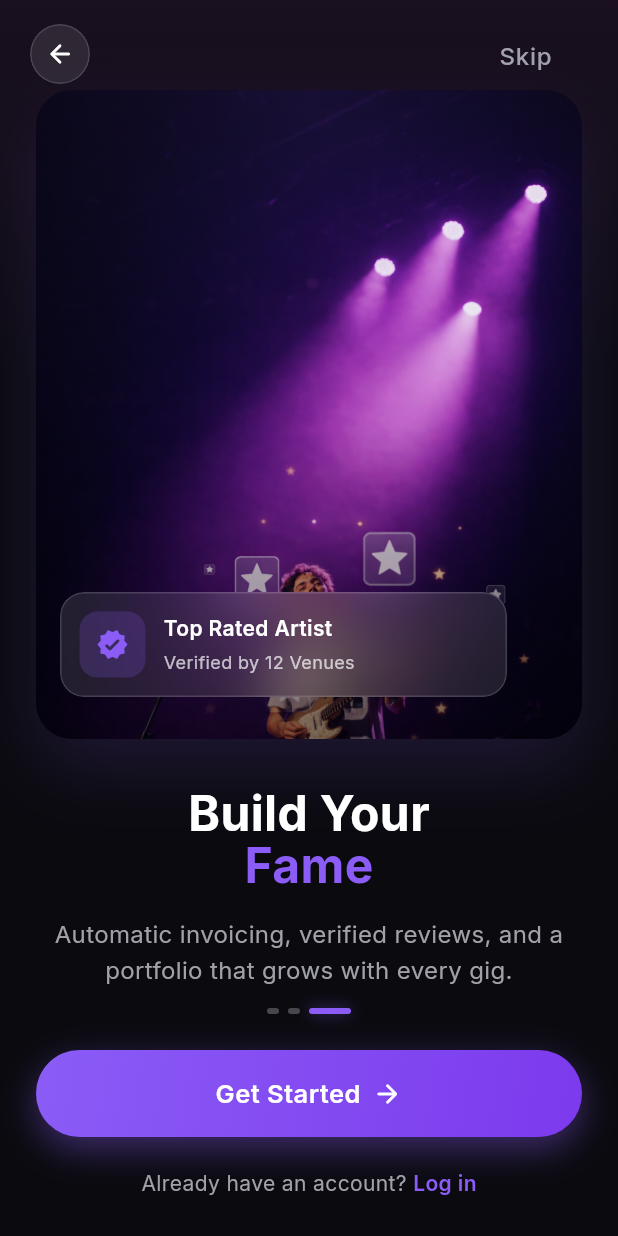
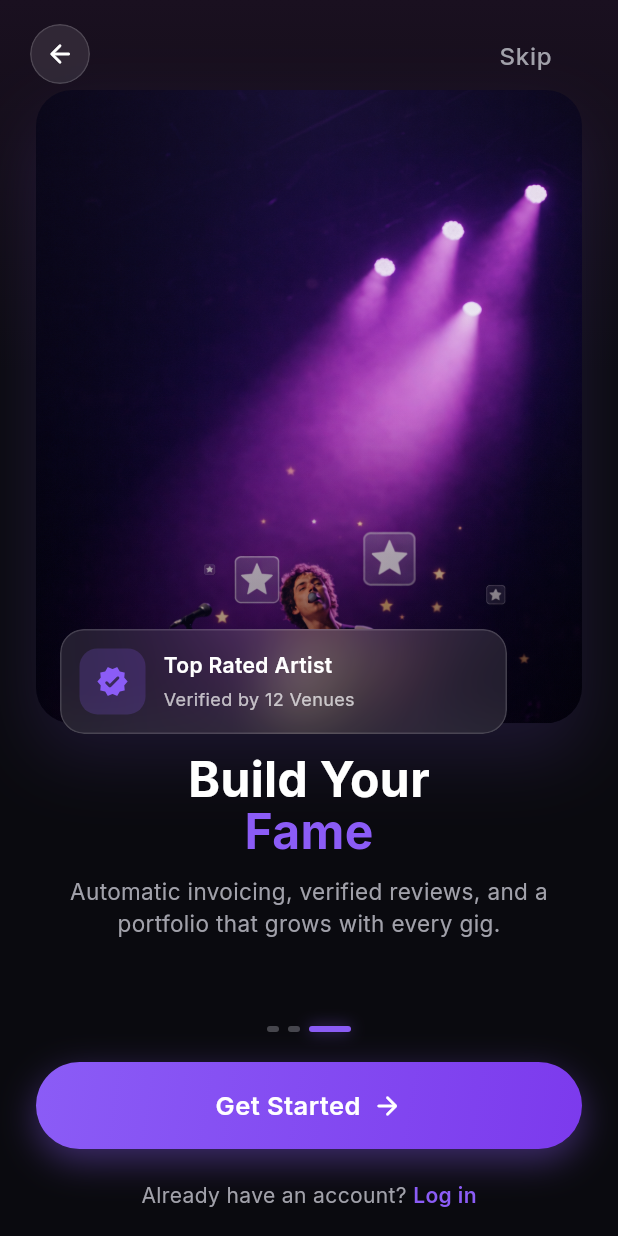
Before and after one commit to akashmahlaz/roxxie, a Flutter app: the screen it shows after launch, swiped to page 3, on a phone screen of 412 x 824 dp. Run offline on Flutter 3.47's test engine with Material 3 defaults, Android fonts, the phone set to English and light mode, and no system bars; our stand-ins replace google_fonts.

Commit message:
screen fixed third one

```diff
--- a/lib/screens/onboarding_screen_v2.dart
+++ b/lib/screens/onboarding_screen_v2.dart
@@ -67,6 +67,7 @@ class _OnboardingScreenV2State extends State<OnboardingScreenV2>
         subtitle: 'Verified by 12 Venues',
       ),
       imageAlignment: Alignment.topCenter, // Fix person cutoff
+      floatingCardBottomOffset: -15, // Position card lower so stars are visible
     ),
   ];
 
@@ -315,23 +316,24 @@ class _OnboardingScreenV2State extends State<OnboardingScreenV2>
       ),
       child: SafeArea(
         child: Padding(
-          padding: const EdgeInsets.fromLTRB(24, 60, 24, 24),
+          padding: const EdgeInsets.fromLTRB(24, 60, 24, 16),
           child: Column(
             children: [
               // Hero image card
-              Expanded(flex: 55, child: _buildHeroImageCard(page, index)),
+              Expanded(flex: 58, child: _buildHeroImageCard(page, index)),
 
-              const SizedBox(height: 32),
+              const SizedBox(height: 20),
 
               // Text content (centered)
               Expanded(
-                flex: 35,
+                flex: 42,
                 child: Column(
+                  mainAxisSize: MainAxisSize.min,
                   children: [
                     // Split-color title
                     _buildSplitTitle(page.titleWhite, page.titleAccent),
 
-                    const SizedBox(height: 16),
+                    const SizedBox(height: 12),
 
                     // Description
                     Padding(
@@ -341,8 +343,8 @@ class _OnboardingScreenV2State extends State<OnboardingScreenV2>
                         textAlign: TextAlign.center,
                         style: TextStyle(
                           color: AppColors.textSecondary,
-                          fontSize: 16,
-                          height: 1.5,
+                          fontSize: 15,
+                          height: 1.4,
                           fontWeight: FontWeight.w400,
                         ),
                       ),
@@ -353,7 +355,7 @@ class _OnboardingScreenV2State extends State<OnboardingScreenV2>
                     // Page indicators (centered)
                     _buildPageIndicators(),
 
-                    const SizedBox(height: 24),
+                    const SizedBox(height: 20),
 
                     // CTA Button
                     _buildPremiumButton(
@@ -488,7 +490,7 @@ class _OnboardingScreenV2State extends State<OnboardingScreenV2>
         if (page.floatingCard != null)
           Positioned(
             left: 16,
-            bottom: 20,
+            bottom: page.floatingCardBottomOffset ?? 20,
             right: 50,
             child: AnimatedBuilder(
               animation: _floatAnimation,
@@ -792,6 +794,7 @@ class OnboardingPageData {
   final bool isFullBleed;
   final FloatingCardData? floatingCard;
   final Alignment? imageAlignment;
+  final double? floatingCardBottomOffset;
 
   OnboardingPageData({
     required this.imagePath,
@@ -801,6 +804,7 @@ class OnboardingPageData {
     this.isFullBleed = false,
     this.floatingCard,
     this.imageAlignment,
+    this.floatingCardBottomOffset,
   });
 }
 
```
